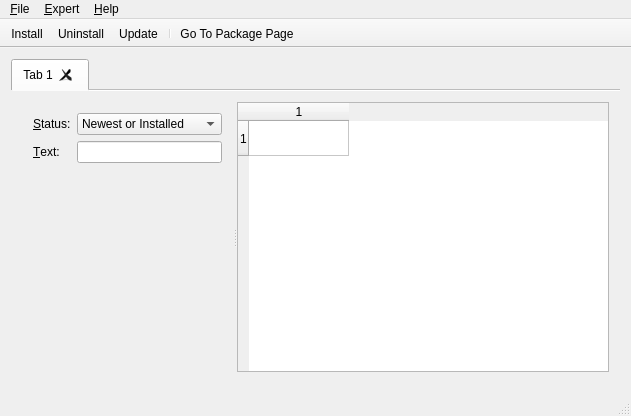
Old version of the form wpmcpp/mainwindow.ui in the repository npackd/npackd.
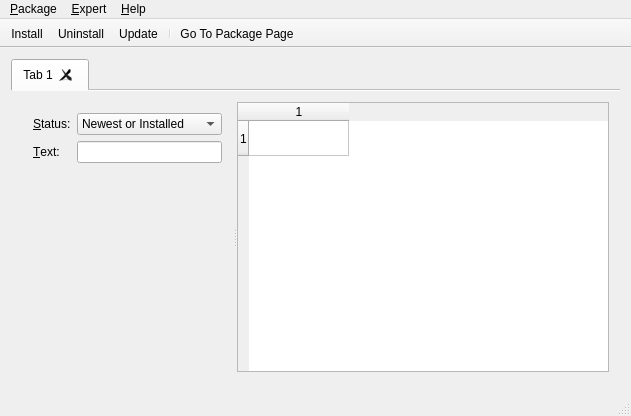
New version of the form. Icons and pictures are not drawn.

Patch:
```diff
--- a/wpmcpp/mainwindow.ui
+++ b/wpmcpp/mainwindow.ui
@@ -176,7 +176,7 @@
    </property>
    <widget class="QMenu" name="menuFile">
     <property name="title">
-     <string>&amp;File</string>
+     <string>&amp;Package</string>
     </property>
     <addaction name="actionInstall"/>
     <addaction name="actionUninstall"/>
```
